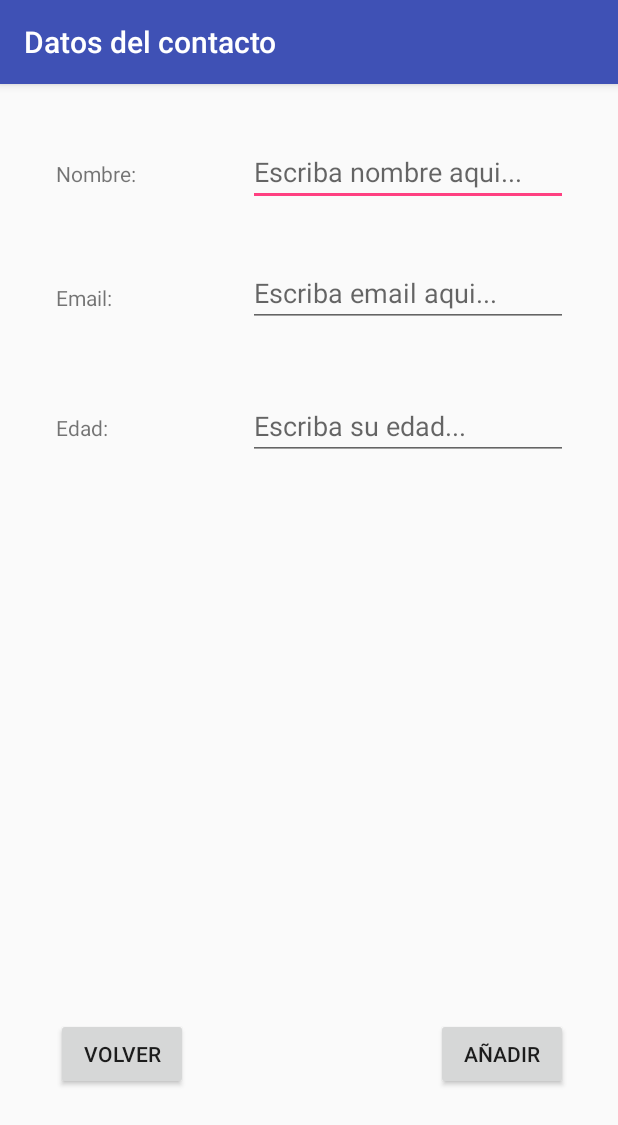
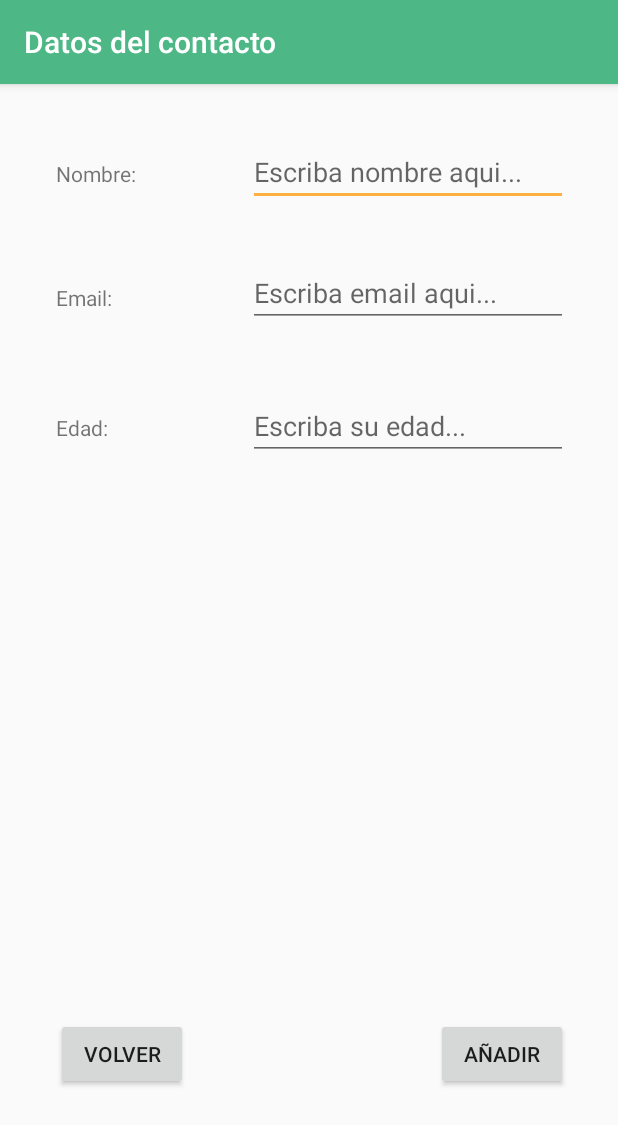
Before and after one commit to CursoAppsCordoba/ExamenAndroidEduardoCampos, an Android app: the screen it shows after launch (DatosActivity), after a tap on "AÑADIR CONTACTO", on a phone screen of 412 x 824 dp. Shown: the top 1125 px of the screen. Run offline under Robolectric (Android 15) with nearby library versions, the phone set to English and light mode, and no system bars.

Commit message:
Añadido comentarios, diferentes temas y mejoras leves en el codigo

```diff
--- a/app/src/main/AndroidManifest.xml
+++ b/app/src/main/AndroidManifest.xml
@@ -18,10 +18,12 @@
         </activity>
         <activity
             android:name=".DatosActivity"
-            android:label="@string/app_second"/>
+            android:label="@string/app_second"
+            android:theme="@style/DataTheme"/>
         <activity
             android:name=".MostrarActivity"
-            android:label="@string/app_third" />
+            android:label="@string/app_third"
+            android:theme="@style/ListTheme"/>
     </application>
 
 </manifest>
--- a/app/src/main/java/com/example/eduardo/examenandroideduardocampos/DatosActivity.java
+++ b/app/src/main/java/com/example/eduardo/examenandroideduardocampos/DatosActivity.java
@@ -4,7 +4,7 @@ import android.support.v7.app.AppCompatActivity;
 import android.os.Bundle;
 
 public class DatosActivity extends AppCompatActivity {
-
+    // Creo un controlador donde ira todas las declaraciones
     DatosController datosController;
 
     @Override
@@ -13,7 +13,7 @@ public class DatosActivity extends AppCompatActivity {
         super.onCreate(savedInstanceState);
 
         setContentView(R.layout.activity_datos);
-
+        // Inicializo el controlador
         datosController = new DatosController(this);
 
     }
--- a/app/src/main/java/com/example/eduardo/examenandroideduardocampos/MainController.java
+++ b/app/src/main/java/com/example/eduardo/examenandroideduardocampos/MainController.java
@@ -1,16 +1,17 @@
 package com.example.eduardo.examenandroideduardocampos;
 
 import android.app.Activity;
-import android.app.AlertDialog;
-import android.content.DialogInterface;
 import android.content.Intent;
 import android.view.View;
 import android.widget.Button;
 import android.widget.TextView;
 import android.widget.Toast;
 
+import java.io.Serializable;
 import java.util.ArrayList;
+import java.util.Collections;
 import java.util.HashSet;
+import java.util.List;
 import java.util.Set;
 
 /**
@@ -18,17 +19,17 @@ import java.util.Set;
  */
 
 public class MainController implements View.OnClickListener {
-
-    public static final Integer ANADIR = 100, BUSCAR = 200, TODOS = 300;
-
+    // Variables estaticas que sirven para mandar Intent
+    static final Integer ANADIR = 100, BUSCAR = 200, TODOS = 300;
+    // Creamos la variable donde se guardara el activity
     private Activity activity;
 
     private TextView txtTotal;
-
+    // Variable donde guardamos los contactos
     private Set<Contacto> listaContactos = null;
 
     public MainController (Activity activity){
-
+        // Inicializamos el activity
         this.activity = activity;
 
         txtTotal = activity.findViewById(R.id.txtTotal);
@@ -51,35 +52,35 @@ public class MainController implements View.OnClickListener {
 
     @Override
     public void onClick(View view) {
-
+        // Creamos un Intent para ir a otra activity
         Intent intent = null;
-
+        // Variable que contendra los valores static
         Integer envio = 0;
-
+        // Bandera que dejara mandar el Intent si se cumplen las condiciones
         boolean permiso = false;
-
+        // Mensaje de aviso para comunicarse con el usuario
         Toast toast = null;
-
+        // Creamos un switch para determinar que boton se pulsa
         switch (view.getId()){
 
             case R.id.btnAnadir:
-
+                // Si la lista no se ha creado, se inicializa
                 if (listaContactos == null) {
 
                     listaContactos = new HashSet<>();
 
                 }
-
+                // Asignamos los valores al Intent
                 intent = new Intent(this.activity, DatosActivity.class);
-
+                // Añadimos el valor del boton que sera el Aceptar segun el caso
                 intent.putExtra("botonAccion", "Añadir");
-
+                // Asigamos valor a la variable para controlar la vuelta
                 envio = ANADIR;
 
                 break;
 
             case R.id.btnBorrar:
-
+                // Comprobamos si existen contactos para poder borrar
                 if (listaContactos == null || listaContactos.size() == 0){
 
                     toast = mostrarToast("No hay contactos que borrar");
@@ -87,11 +88,11 @@ public class MainController implements View.OnClickListener {
                     permiso = true;
 
                 } else {
-
+                    // Asignamos los valores al Intent
                     intent = new Intent(this.activity, DatosActivity.class);
-
+                    // Añadimos el valor del boton que sera el Aceptar segun el caso
                     intent.putExtra("botonAccion", "Borrar");
-
+                    // Asigamos valor a la variable para controlar la vuelta
                     envio = BUSCAR;
 
                 }
@@ -99,7 +100,7 @@ public class MainController implements View.OnClickListener {
                 break;
 
             case R.id.btnTodos:
-
+                // Comprobamos si existen contactos para poder mostrar
                 if (listaContactos == null || listaContactos.size() == 0){
 
                     toast = mostrarToast("No hay contactos que mostrar");
@@ -107,11 +108,15 @@ public class MainController implements View.OnClickListener {
                     permiso = true;
 
                 } else {
-
+                    // Asignamos los valores al Intent
                     intent = new Intent(this.activity, MostrarActivity.class);
-
-                    intent.putExtra("listaContactos", new ArrayList<>(listaContactos));
-
+                    // Convertimos el HashSet en una List para ordenarlo
+                    List <Contacto> contactosOrdenados = new ArrayList(listaContactos);
+                    // Se ordena el List
+                    Collections.sort(contactosOrdenados);
+                    // Se añade la lista para mandarla al siguiente activity
+                    intent.putExtra("listaContactos", (Serializable) contactosOrdenados);
+                    // Asigamos valor a la variable para controlar la vuelta
                     envio = TODOS;
 
                 }
@@ -119,7 +124,7 @@ public class MainController implements View.OnClickListener {
                 break;
 
         }
-
+        // Si no hay ningun error, iremos a otro activity; de lo contrario mostrar el mensaje
         if (!permiso){
 
             activity.startActivityForResult(intent, envio);
@@ -131,12 +136,11 @@ public class MainController implements View.OnClickListener {
         }
 
     }
-
-
+    // Funcion para dar de alta en el HashSet
     public void alta(Intent intent) {
 
         Toast toast;
-
+        // Si el intent contiene un extra que se llame contacto, lo guardara si no se repite
         if (intent.hasExtra("contacto")){
 
             if(listaContactos.add((Contacto) intent.getParcelableExtra("contacto"))){
@@ -155,11 +159,11 @@ public class MainController implements View.OnClickListener {
         }
 
     }
-
+    // Funcion para dar de baja en el HashSet
     public void baja(Intent intent) {
 
         Toast toast;
-
+        // Si el intent contiene un extra que se llame contacto, lo borrara si esta creado
         if (intent.hasExtra("contacto")){
 
             if(listaContactos.remove(intent.getParcelableExtra("contacto"))){
@@ -178,13 +182,13 @@ public class MainController implements View.OnClickListener {
         }
 
     }
-
+    // Funcion para cambiar el valor del TextView que muestra el total de contactos
     public void actualizarLista() {
 
         txtTotal.setText((listaContactos == null) ? "Total de contactos: 0" : "Total de contactos: " + listaContactos.size());
 
     }
-
+    // Funcion para crear Toat para informar al usuario
     public Toast mostrarToast(String s) {
 
         Toast toast = Toast.makeText(activity.getApplicationContext(), s, Toast.LENGTH_SHORT);
--- a/app/src/main/java/com/example/eduardo/examenandroideduardocampos/MostrarActivity.java
+++ b/app/src/main/java/com/example/eduardo/examenandroideduardocampos/MostrarActivity.java
@@ -4,7 +4,7 @@ import android.support.v7.app.AppCompatActivity;
 import android.os.Bundle;
 
 public class MostrarActivity extends AppCompatActivity {
-
+    // Creo un controlador donde ira todas las declaraciones
     MostrarController mostrarController;
 
     @Override
@@ -13,7 +13,7 @@ public class MostrarActivity extends AppCompatActivity {
         super.onCreate(savedInstanceState);
 
         setContentView(R.layout.activity_mostrar);
-
+        // Inicializo el controlador
         mostrarController = new MostrarController(this);
 
     }
--- a/app/src/main/res/values/colors.xml
+++ b/app/src/main/res/values/colors.xml
@@ -1,6 +1,15 @@
 <?xml version="1.0" encoding="utf-8"?>
 <resources>
+    <!-- Base Theme's color -->
     <color name="colorPrimary">#3F51B5</color>
     <color name="colorPrimaryDark">#303F9F</color>
     <color name="colorAccent">#FF4081</color>
+    <!-- Data Theme's color -->
+    <color name="dataColorPrimary">#4db786</color>
+    <color name="dataColorPrimaryDark">#307857</color>
+    <color name="dataColorAccent">#ffb041</color>
+    <!-- List Theme's color -->
+    <color name="listColorPrimary">#f5e237</color>
+    <color name="listColorPrimaryDark">#d1ca6c</color>
+    <color name="listColorAccent">#0000cc</color>
 </resources>
--- a/app/src/main/res/values/styles.xml
+++ b/app/src/main/res/values/styles.xml
@@ -7,5 +7,17 @@
         <item name="colorPrimaryDark">@color/colorPrimaryDark</item>
         <item name="colorAccent">@color/colorAccent</item>
     </style>
+    <!-- Data application theme. -->
+    <style name="DataTheme" parent="Theme.AppCompat.Light.DarkActionBar">
+        <item name="colorPrimary">@color/dataColorPrimary</item>
+        <item name="colorPrimaryDark">@color/dataColorPrimaryDark</item>
+        <item name="colorAccent">@color/dataColorAccent</item>
+    </style>
+    <!-- List application theme. -->
+    <style name="ListTheme" parent="Theme.AppCompat.Light.DarkActionBar">
+        <item name="colorPrimary">@color/listColorPrimary</item>
+        <item name="colorPrimaryDark">@color/listColorPrimaryDark</item>
+        <item name="colorAccent">@color/listColorAccent</item>
+    </style>
 
 </resources>
```
Also changed, not shown: app/src/main/java/com/example/eduardo/examenandroideduardocampos/Contacto.java (+14 -9 lines), app/src/main/java/com/example/eduardo/examenandroideduardocampos/DatosController.java (+17 -21 lines), app/src/main/java/com/example/eduardo/examenandroideduardocampos/MainActivity.java (+10 -9 lines), app/src/main/java/com/example/eduardo/examenandroideduardocampos/MostrarController.java (+25 -12 lines).
